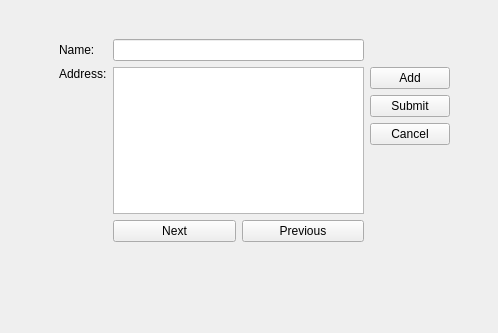
The window that doc/examples/addressbook-sdk/part3/addressbook.ui (qt-creator/qt-creator) describes before a commit, drawn with Qt 5.
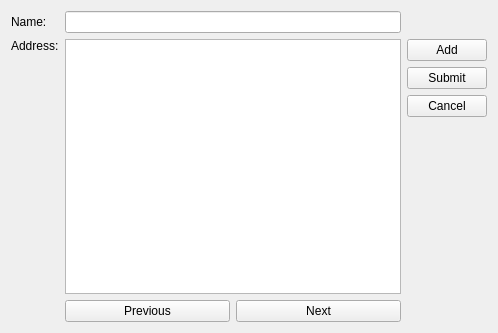
The same window after the commit.

Commit message:
Fixes:    Doc - finishing up Part 3
RevBy:    TrustMe

Diff of the .ui file:
```diff
--- a/doc/examples/addressbook-sdk/part3/addressbook.ui
+++ b/doc/examples/addressbook-sdk/part3/addressbook.ui
@@ -13,15 +13,8 @@
   <property name="windowTitle">
    <string>AddressBook</string>
   </property>
-  <widget class="QWidget" name="layoutWidget">
-   <property name="geometry">
-    <rect>
-     <x>48</x>
-     <y>28</y>
-     <width>413</width>
-     <height>225</height>
-    </rect>
-   </property>
+  <layout class="QHBoxLayout" name="horizontalLayout_2">
+   <item>
    <layout class="QGridLayout" name="gridLayout">
     <item row="0" column="0">
      <widget class="QLabel" name="nameLabel">
@@ -89,21 +82,22 @@
       <item>
        <widget class="QPushButton" name="nextButton">
         <property name="text">
-         <string>Next</string>
-        </property>
-       </widget>
-      </item>
-      <item>
-       <widget class="QPushButton" name="previousButton">
-        <property name="text">
          <string>Previous</string>
         </property>
        </widget>
       </item>
-     </layout>
-    </item>
-   </layout>
-  </widget>
+       <item>
+        <widget class="QPushButton" name="previousButton">
+         <property name="text">
+          <string>Next</string>
+         </property>
+        </widget>
+       </item>
+      </layout>
+     </item>
+    </layout>
+   </item>
+  </layout>
  </widget>
  <layoutdefault spacing="6" margin="11"/>
  <resources/>
```
Lines whose indentation alone changed are shown as unchanged. The commit also changes 2 other files.
